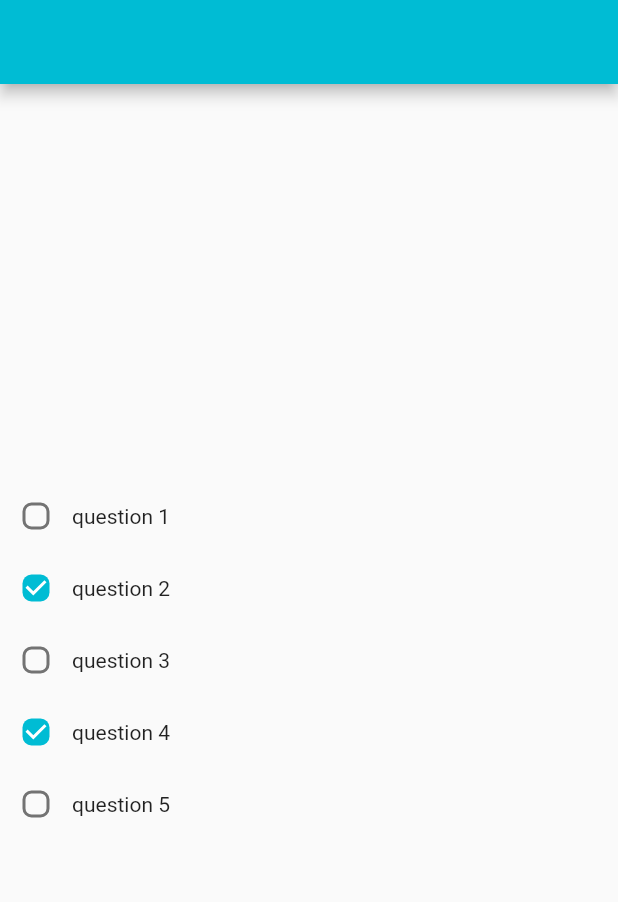
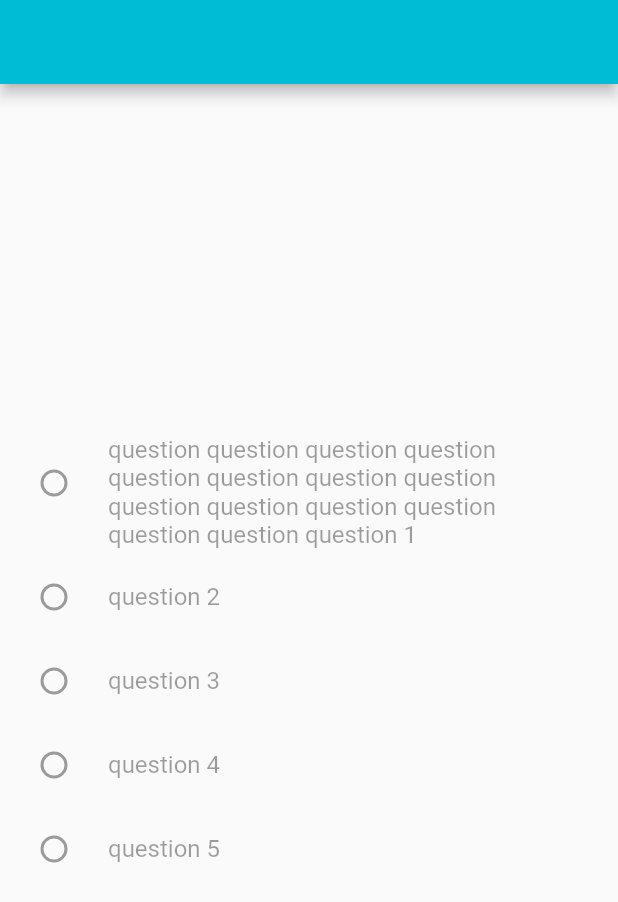
Before and after one commit to choo1095/flutter_widgets, a Flutter app: the screen it shows after launch, on a phone screen of 412 x 824 dp. Shown: the top 902 px of the screen. Run offline on Flutter 3.47's test engine with Material 2 defaults, Android fonts, the phone set to English and light mode, and no system bars; our stand-ins replace scrollable_positioned_list.

Commit message:
added default radio options

```diff
--- a/lib/my_home_page.dart
+++ b/lib/my_home_page.dart
@@ -1,5 +1,7 @@
+import 'dart:math';
+
 import 'package:flutter/material.dart';
-import 'package:flutter_widgets/widgets/default_checkbox_options.dart';
+import 'package:flutter_widgets/widgets/default_radio_options.dart';
 
 class Question {
   final int id;
@@ -24,10 +26,10 @@ class MyHomePage extends StatefulWidget {
 class _MyHomePageState extends State<MyHomePage> {
 
   List<Question> questionList = [
-    Question(id: 1, title: "question 1",),
-    Question(id: 2, title: "question 2", isSelected: true),
+    Question(id: 1, title: "question question question question question question question question question question question question question question question 1",),
+    Question(id: 2, title: "question 2"),
     Question(id: 3, title: "question 3",),
-    Question(id: 4, title: "question 4", isSelected: true),
+    Question(id: 4, title: "question 4"),
     Question(id: 5, title: "question 5",),
   ];
 
@@ -41,16 +43,18 @@ class _MyHomePageState extends State<MyHomePage> {
     return Scaffold(
       appBar: AppBar(),
       body: Center(
-        child: DefaultCheckboxOptions(
-          optionList: questionList.map((question) => CheckboxOption(
-            id: question.id,
-            title: question.title,
-            isSelectedNotifier: ValueNotifier(question.isSelected),
-          )).toList(),
-          onTapCheckbox: (index, newValue) {
-            questionList[index].isSelected = newValue;
-            for (var question in questionList) {
-              print("${question.title} ${question.isSelected}");
+        child: DefaultRadioOptions(
+          optionList: questionList.map((question) {
+            Random r = new Random();
+            double falseProbability = .5;
+            bool booleanResult = r.nextDouble() > falseProbability;
+
+            return RadioOption(title: question.title, isSelectable: booleanResult);
+          }).toList(),
+          onTapOption: (index) {
+            for (int i = 0; i < questionList.length; i++) {
+              questionList[i].isSelected = (index == i) ? true : false;
+              print("${questionList[i].title} ${questionList[i].isSelected}");
             }
           },
         )
--- a/lib/widgets/default_checkbox_options.dart
+++ b/lib/widgets/default_checkbox_options.dart
@@ -1,12 +1,10 @@
 import 'package:flutter/material.dart';
 
 class CheckboxOption {
-  final int id;
   final String title;
   final ValueNotifier<bool> isSelectedNotifier;
 
   CheckboxOption({
-    required this.id,
     required this.title,
     required this.isSelectedNotifier,
   });
--- /dev/null
+++ b/lib/widgets/default_radio_options.dart
@@ -0,0 +1,100 @@
+import 'package:flutter/material.dart';
+
+class RadioOption {
+  final String title;
+  final String? subtitle;
+  /// To determine if a radio option is enabled or disabled.
+  final bool isSelectable;
+
+  const RadioOption({
+    required this.title,
+    this.subtitle,
+    this.isSelectable = true,
+  });
+}
+
+class DefaultRadioOptions extends StatefulWidget {
+
+  final EdgeInsets margin;
+  final List<RadioOption> optionList;
+  final int? initialSelectedIndex;
+  final Function(int?) onTapOption;
+
+  const DefaultRadioOptions({
+    Key? key,
+    this.margin = EdgeInsets.zero,
+    required this.optionList,
+    this.initialSelectedIndex,
+    required this.onTapOption,
+  }) : super(key: key);
+
+  @override
+  _DefaultRadioOptionsState createState() => _DefaultRadioOptionsState();
+}
+
+class _DefaultRadioOptionsState extends State<DefaultRadioOptions> {
+
+//============================================================
+// ** Properties **
+//============================================================
+
+  final ValueNotifier<int?> _selectedIndexNotifier = ValueNotifier(null);
+
+//============================================================
+// ** Flutter Build Cycle **
+//============================================================
+
+  @override
+  void initState() {
+    super.initState();
+
+    _selectedIndexNotifier.value = widget.initialSelectedIndex;
+  }
+
+  @override
+  Widget build(BuildContext context) {
+    return ListView.builder(
+      shrinkWrap: true,
+      itemCount: widget.optionList.length,
+      itemBuilder: (_, index) {
+        return ValueListenableBuilder<int?>(
+          valueListenable: _selectedIndexNotifier,
+          builder: (_, selectedIndex, __) {
+            final option = widget.optionList[index];
+
+            return RadioListTile(
+              value: index,
+              groupValue: selectedIndex,
+              onChanged: option.isSelectable
+                ? (int? value) {
+                  _selectedIndexNotifier.value = value;
+                  widget.onTapOption(value);
+                } : null,
+              subtitle: option.subtitle != null
+                ? Text(option.subtitle!)
+                : null,
+              title: Text(option.title),
+            );
+          },
+        );
+      },
+    );
+  }
+
+//============================================================
+// ** Widgets **
+//============================================================
+
+//============================================================
+// ** Helper Functions **
+//============================================================
+
+//============================================================
+// ** Navigations **
+//============================================================
+
+//============================================================
+// ** APIs **
+//============================================================
+
+}
```
